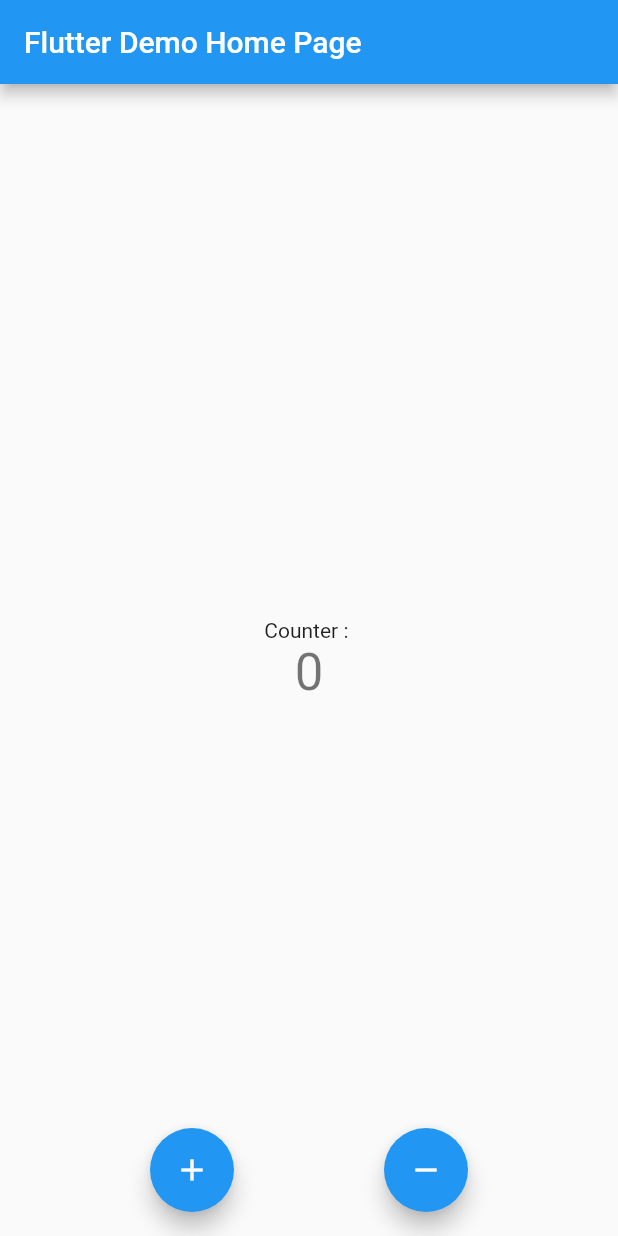
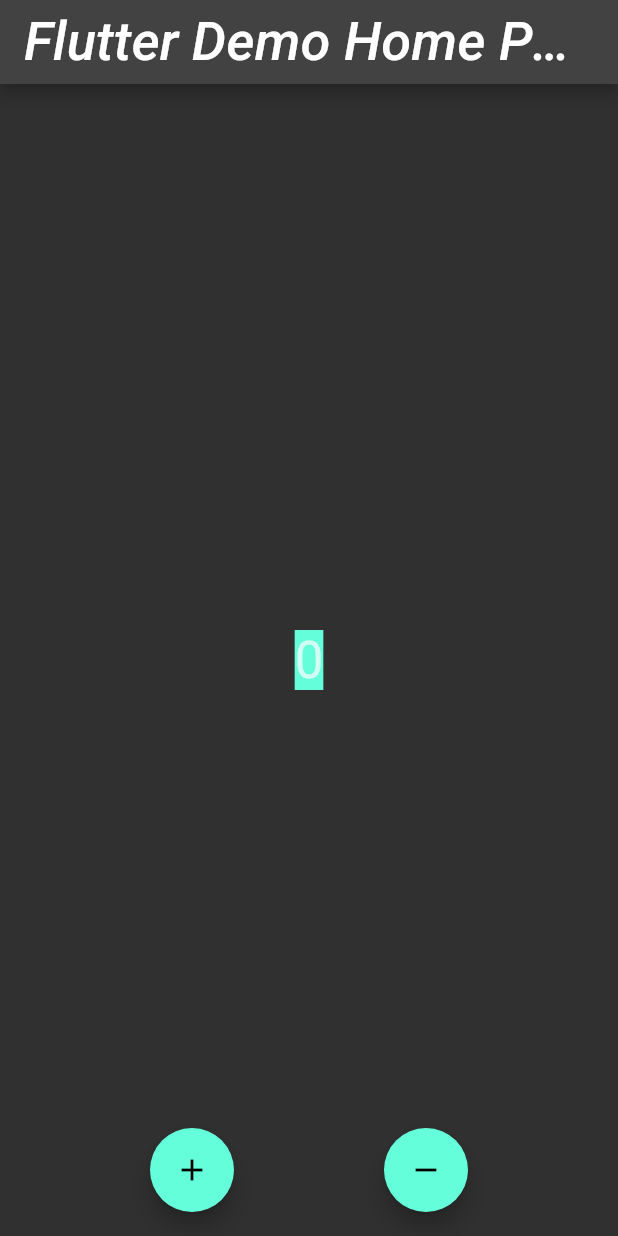
Before and after one commit to GunvantGMC/counterapp, a Flutter app: the screen it shows after launch, on a phone screen of 412 x 824 dp. Run offline on Flutter 3.47's test engine with Material 2 defaults, Android fonts, the phone set to English and light mode, and no system bars; Roboto replaces fonts that are missing (Times New Roman).

Commit message:
Update main.dart

```diff
--- a/lib/main.dart
+++ b/lib/main.dart
@@ -1,4 +1,3 @@
-//Happy Hacktoberfest
 import 'package:flutter/material.dart';
 
 void main() {
@@ -12,37 +11,24 @@
   @override
   Widget build(BuildContext context) {
     return MaterialApp(
-      title: 'Flutter Demo',
+      title: 'Counter App',
       theme: ThemeData(
-        // This is the theme of your application.
-        //
-        // Try running your application with "flutter run". You'll see the
-        // application has a blue toolbar. Then, without quitting the app, try
-        // changing the primarySwatch below to Colors.green and then invoke
-        // "hot reload" (press "r" in the console where you ran "flutter run",
-        // or simply save your changes to "hot reload" in a Flutter IDE).
-        // Notice that the counter didn't reset back to zero; the application
-        // is not restarted.
-        primarySwatch: Colors.blue,
+        brightness: Brightness.dark,
+        primaryColor: Colors.lightBlue[800],
+        fontFamily: 'Times New Roman',
+        textTheme: const TextTheme(
+          headline1: TextStyle(fontSize: 72.0, fontWeight: FontWeight.bold),
+          headline6: TextStyle(fontSize: 36.0, fontStyle: FontStyle.italic),
+          bodyText2: TextStyle(fontSize: 14.0, fontFamily: 'Hind'),
+        ),
       ),
       home: const MyHomePage(title: 'Flutter Demo Home Page'),
-      debugShowCheckedModeBanner: false,
     );
   }
 }
 
 class MyHomePage extends StatefulWidget {
   const MyHomePage({Key? key, required this.title}) : super(key: key);
-
-  // This widget is the home page of your application. It is stateful, meaning
-  // that it has a State object (defined below) that contains fields that affect
-  // how it looks.
-
-  // This class is the configuration for the state. It holds the values (in this
-  // case the title) provided by the parent (in this case the App widget) and
-  // used by the build method of the State. Fields in a Widget subclass are
-  // always marked "final".
-
   final String title;
 
   @override
@@ -54,11 +40,12 @@
 
   void _incrementCounter() {
     setState(() {
+
       _counter++;
     });
   }
 
-  void _decrementCounter(){
+  void _decrementCounter() {
     setState(() {
       _counter--;
     });
@@ -66,72 +53,36 @@
 
   @override
   Widget build(BuildContext context) {
-    // This method is rerun every time setState is called, for instance as done
-    // by the _incrementCounter method above.
-    //
-    // The Flutter framework has been optimized to make rerunning build methods
-    // fast, so that you can just rebuild anything that needs updating rather
-    // than having to individually change instances of widgets.
+
     return Scaffold(
       appBar: AppBar(
-        // Here we take the value from the MyHomePage object that was created by
-        // the App.build method, and use it to set our appbar title.
+
         title: Text(widget.title),
       ),
       body: Center(
-        // Center is a layout widget. It takes a single child and positions it
-        // in the middle of the parent.
-        child: Column(
-          // Column is also a layout widget. It takes a list of children and
-          // arranges them vertically. By default, it sizes itself to fit its
-          // children horizontally, and tries to be as tall as its parent.
-          //
-          // Invoke "debug painting" (press "p" in the console, choose the
-          // "Toggle Debug Paint" action from the Flutter Inspector in Android
-          // Studio, or the "Toggle Debug Paint" command in Visual Studio Code)
-          // to see the wireframe for each widget.
-          //
-          // Column has various properties to control how it sizes itself and
-          // how it positions its children. Here we use mainAxisAlignment to
-          // center the children vertically; the main axis here is the vertical
-          // axis because Columns are vertical (the cross axis would be
-          // horizontal).
-          mainAxisAlignment: MainAxisAlignment.center,
-          children: <Widget>[
-            const Text(
-              'Counter : ',
-            ),
-            Text(
-              '$_counter',
-              style: Theme.of(context).textTheme.headline4,
-            ),
-          ],
+        child: Container(
+          color: Theme.of(context).colorScheme.secondary,
+          child: Text(
+            '$_counter',
+            style: Theme.of(context).textTheme.headline4,
+          ),
         ),
       ),
-
       floatingActionButtonLocation: FloatingActionButtonLocation.centerFloat,
       floatingActionButton: Row(
         mainAxisAlignment: MainAxisAlignment.spaceEvenly,
         children: [
           FloatingActionButton(
             onPressed: _incrementCounter,
-            tooltip: "Increment",
+            tooltip: 'Increment',
             child: const Icon(Icons.add),
           ),
-
           FloatingActionButton(
-            onPressed: _decrementCounter,
-            tooltip: "Decrement",
-            child: const Icon(Icons.remove),
-          ),
+              onPressed: _decrementCounter,
+              tooltip: 'Decrement',
+              child: const Icon(Icons.remove))
         ],
       ),
-
-
-
-       // This trailing comma makes auto-formatting nicer for build methods.
-
     );
   }
 }
-//talha_deshmukh
```
